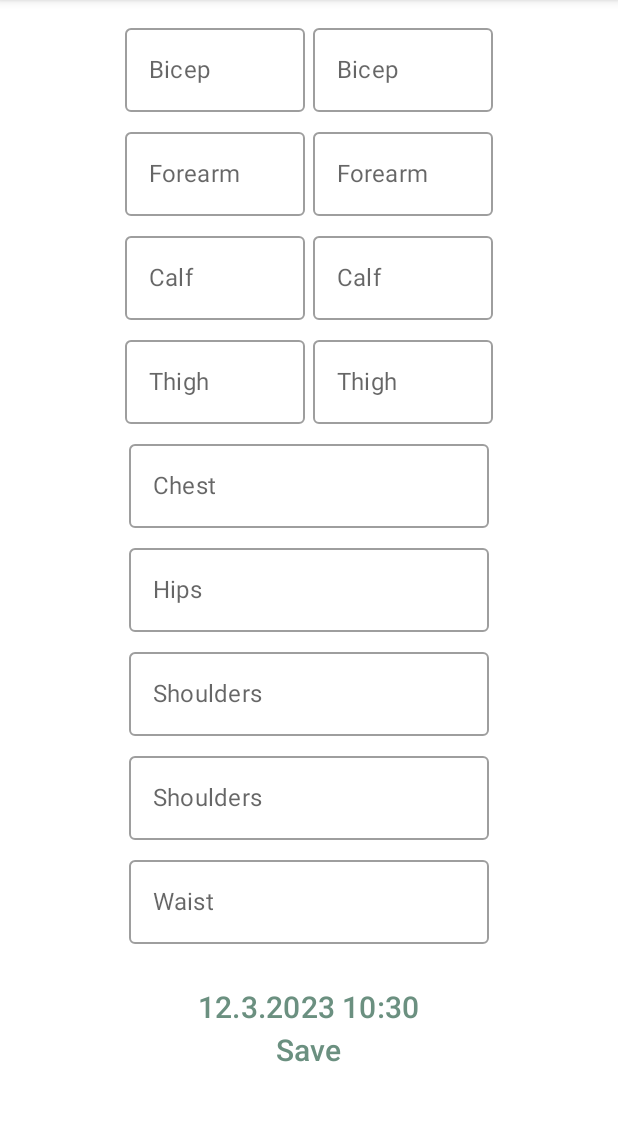
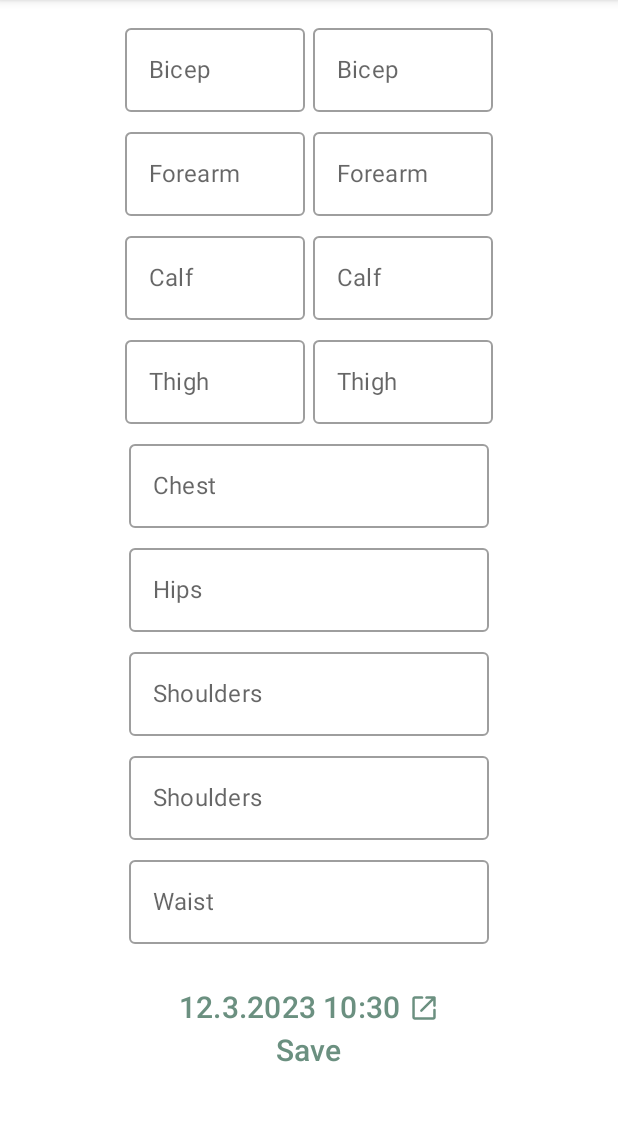
Before and after one commit to mutkuensert/Fitness-Pursuit, an Android app built with Jetpack Compose: the body_sizes screen opened through its navigation route, on a phone screen of 412 x 824 dp, the part 84-1205 px from its top. Run offline under Robolectric (Android 15) with nearby library versions, the phone set to English and light mode, and no system bars.

Commit message:
Feature/Body sizes: - Add date and time picker on BodySizes screen.

```diff
--- a/app/src/main/java/com/mutkuensert/fitnesspursuit/features/bodysizes/BodySizes.kt
+++ b/app/src/main/java/com/mutkuensert/fitnesspursuit/features/bodysizes/BodySizes.kt
@@ -1,5 +1,7 @@
 package com.mutkuensert.fitnesspursuit.features.bodysizes
 
+import android.app.DatePickerDialog
+import android.app.TimePickerDialog
 import androidx.compose.foundation.clickable
 import androidx.compose.foundation.layout.Arrangement
 import androidx.compose.foundation.layout.Column
@@ -7,17 +9,22 @@ import androidx.compose.foundation.layout.Row
 import androidx.compose.foundation.layout.Spacer
 import androidx.compose.foundation.layout.fillMaxSize
 import androidx.compose.foundation.layout.height
+import androidx.compose.foundation.layout.requiredHeight
 import androidx.compose.foundation.layout.requiredWidth
 import androidx.compose.foundation.layout.width
+import androidx.compose.material.Icon
 import androidx.compose.material.MaterialTheme
 import androidx.compose.material.OutlinedTextField
 import androidx.compose.material.Text
 import androidx.compose.runtime.Composable
+import androidx.compose.runtime.getValue
 import androidx.compose.runtime.mutableStateOf
 import androidx.compose.runtime.remember
+import androidx.compose.runtime.setValue
 import androidx.compose.ui.Alignment
 import androidx.compose.ui.Modifier
 import androidx.compose.ui.platform.LocalContext
+import androidx.compose.ui.res.painterResource
 import androidx.compose.ui.tooling.preview.Preview
 import androidx.compose.ui.unit.dp
 import com.mutkuensert.fitnesspursuit.R
@@ -25,12 +32,15 @@ import com.mutkuensert.fitnesspursuit.core.getStringRes
 import com.mutkuensert.fitnesspursuit.resources.TextResKeys
 import com.mutkuensert.fitnesspursuit.ui.theme.TextColors
 import com.mutkuensert.fitnesspursuit.ui.theme.appTypography
+import java.time.LocalDate
 import java.time.LocalDateTime
+import java.time.LocalTime
 
 private const val VERTICAL_SPACE = 5
 
 @Composable
 fun BodySizes() {
+    val context = LocalContext.current
     val (leftBicep, onLeftBicepChange) = remember { mutableStateOf("") }
     val (rightBicep, onRightBicepChange) = remember { mutableStateOf("") }
     val (leftForearm, onLeftForearmChange) = remember { mutableStateOf("") }
@@ -44,7 +54,33 @@ fun BodySizes() {
     val (neck, onNeckChange) = remember { mutableStateOf("") }
     val (shoulders, onShouldersChange) = remember { mutableStateOf("") }
     val (waist, onWaistChange) = remember { mutableStateOf("") }
-    val time = LocalDateTime.now()
+    var dateTime by remember { mutableStateOf(LocalDateTime.now()) }
+
+    val timePicker =
+        TimePickerDialog(
+            context,
+            TimePickerDialog.OnTimeSetListener { view, hourOfDay, minute ->
+                dateTime = LocalDateTime.of(dateTime.toLocalDate(), LocalTime.of(hourOfDay, minute))
+            },
+            dateTime.hour,
+            dateTime.minute,
+            true
+        )
+
+    val datePicker = DatePickerDialog(
+        context,
+        DatePickerDialog.OnDateSetListener { view, year, month, dayOfMonth ->
+            val time = dateTime.toLocalTime()
+            dateTime = LocalDateTime.of(
+                LocalDate.of(year, month, dayOfMonth),
+                LocalTime.of(time.hour, time.minute)
+            )
+            timePicker.show()
+        },
+        dateTime.year,
+        dateTime.monthValue,
+        dateTime.dayOfMonth
+    )
 
     Column(
         modifier = Modifier
@@ -123,11 +159,23 @@ fun BodySizes() {
 
         Spacer(modifier = Modifier.height(20.dp))
 
-        with(time) {
-            Text(
-                text = "$dayOfMonth.$monthValue.$year $hour:$minute",
-                style = MaterialTheme.appTypography.h6,
-                color = TextColors.viridianGreen
+        Row(
+            modifier = Modifier.clickable { datePicker.show() },
+            verticalAlignment = Alignment.CenterVertically
+        ) {
+            with(dateTime) {
+                Text(
+                    text = "$dayOfMonth.$monthValue.$year $hour:$minute ",
+                    style = MaterialTheme.appTypography.h6,
+                    color = TextColors.viridianGreen
+                )
+            }
+
+            Icon(
+                modifier = Modifier.requiredHeight(20.dp),
+                painter = painterResource(R.drawable.open),
+                tint = TextColors.viridianGreen,
+                contentDescription = getStringRes(TextResKeys.SET_CUSTOM_DATE_TIME)
             )
         }
 
--- a/app/src/main/java/com/mutkuensert/fitnesspursuit/resources/TextResKeys.kt
+++ b/app/src/main/java/com/mutkuensert/fitnesspursuit/resources/TextResKeys.kt
@@ -28,4 +28,5 @@ object TextResKeys {
     const val WARMUP_SETS = "warmup_sets"
     const val ONE_RM = "one_rm"
     const val BODY_SIZES = "body_sizes"
+    const val SET_CUSTOM_DATE_TIME = "set_custom_date_time"
 }
--- /dev/null
+++ b/app/src/main/res/drawable/open.xml
@@ -0,0 +1,9 @@
+<vector xmlns:android="http://schemas.android.com/apk/res/android"
+    android:width="48dp"
+    android:height="48dp"
+    android:viewportWidth="48"
+    android:viewportHeight="48">
+  <path
+      android:fillColor="#FF000000"
+      android:pathData="M9.25,42.7q-1.6,0 -2.775,-1.175Q5.3,40.35 5.3,38.75L5.3,9.25q0,-1.65 1.175,-2.825Q7.65,5.25 9.25,5.25h11.7q0.85,0 1.425,0.6 0.575,0.6 0.575,1.45 0,0.8 -0.575,1.375t-1.425,0.575L9.25,9.25v29.5h29.5v-11.7q0,-0.85 0.575,-1.425 0.575,-0.575 1.425,-0.575 0.8,0 1.4,0.575 0.6,0.575 0.6,1.425v11.7q0,1.6 -1.175,2.775Q40.4,42.7 38.75,42.7ZM18.35,29.6q-0.55,-0.55 -0.575,-1.35 -0.025,-0.8 0.575,-1.4L36,9.25h-8.05q-0.85,0 -1.425,-0.575 -0.575,-0.575 -0.575,-1.425 0,-0.8 0.575,-1.4 0.575,-0.6 1.425,-0.6h12.8q0.8,0 1.4,0.6 0.6,0.6 0.6,1.4v12.8q0,0.85 -0.6,1.425 -0.6,0.575 -1.45,0.575 -0.8,0 -1.375,-0.575t-0.575,-1.425v-8L21.15,29.7q-0.55,0.55 -1.375,0.525 -0.825,-0.025 -1.425,-0.625Z"/>
+</vector>
--- a/app/src/main/res/values/strings.xml
+++ b/app/src/main/res/values/strings.xml
@@ -26,4 +26,5 @@
     <string name="warmup_sets">Warmup Sets</string>
     <string name="one_rm">One RM</string>
     <string name="body_sizes">Body Sizes</string>
+    <string name="set_custom_date_time">Set custom date time</string>
 </resources>
```
Also changed, not shown: 1 other file.
